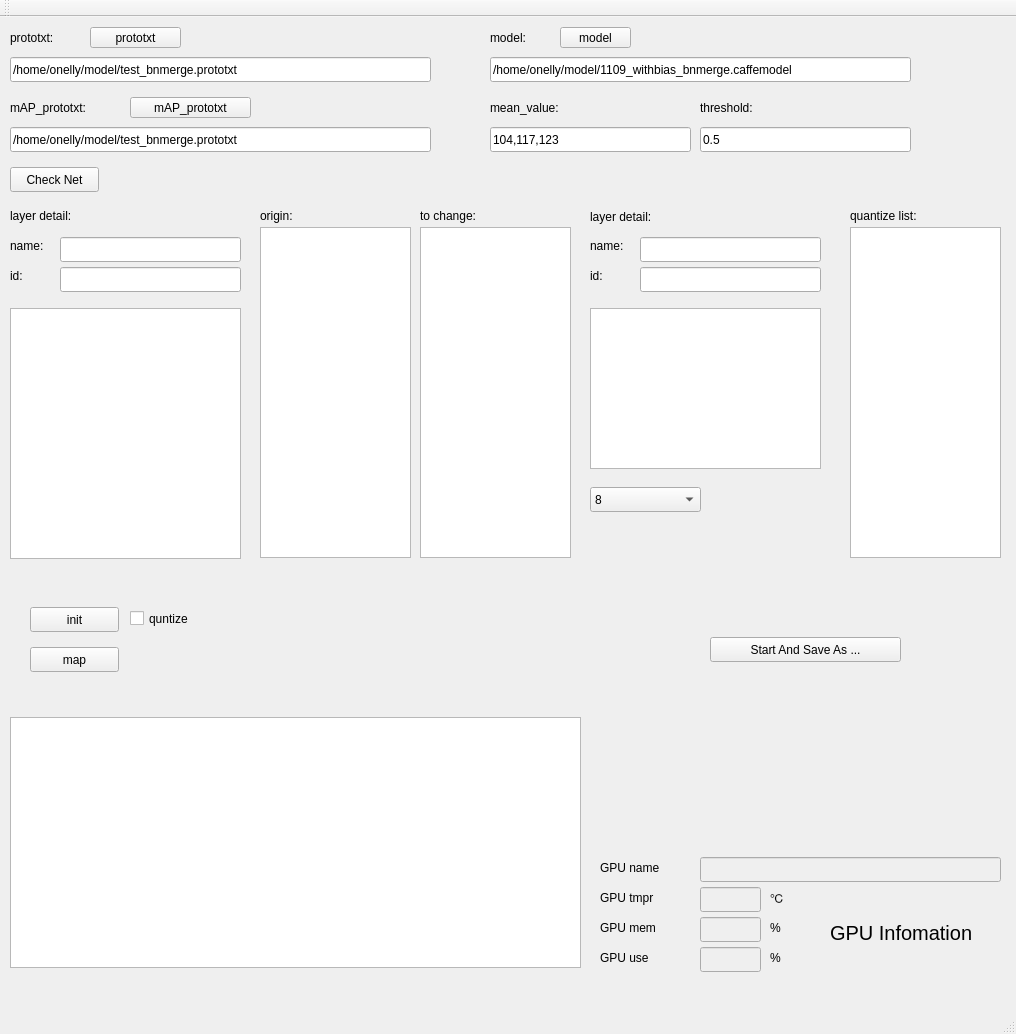
Before: the Qt Designer form mainwindow.ui in onellyhe/test_quantize, drawn with Qt 5.
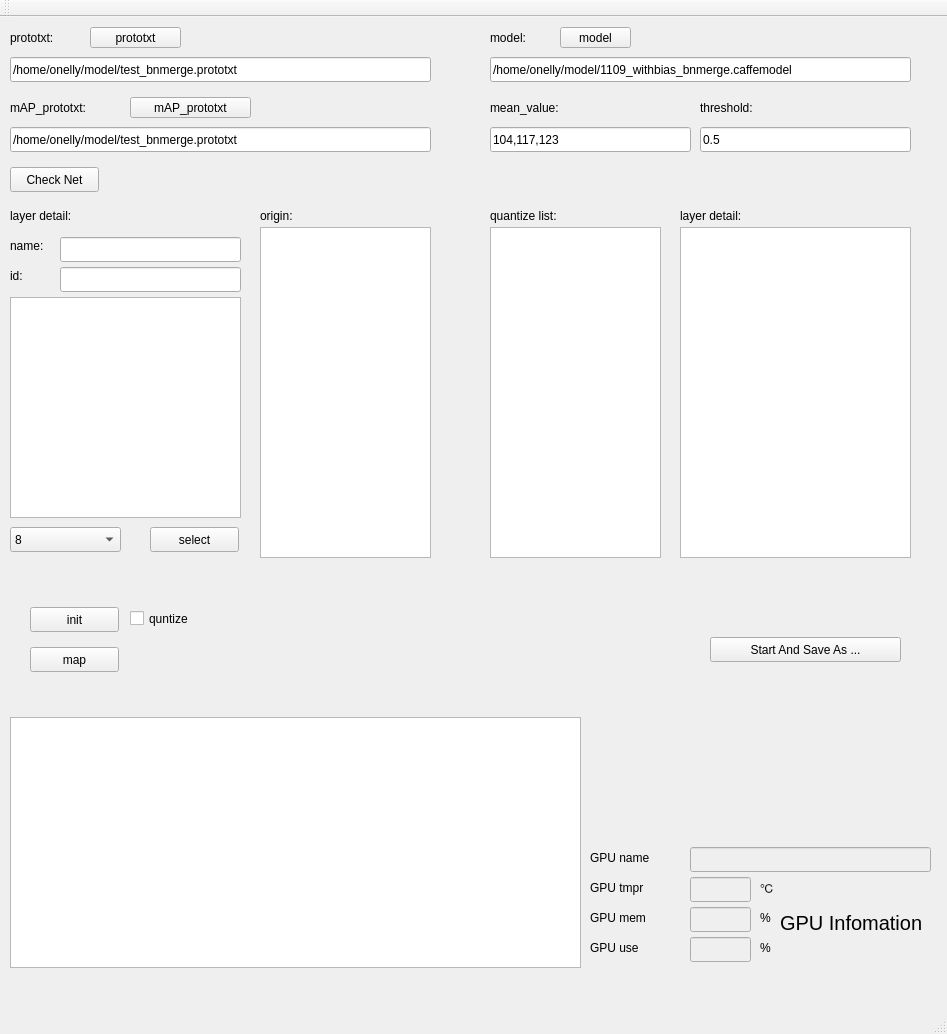
After: the same form once the commit is applied.

What changed in the file:
```diff
--- a/mainwindow.ui
+++ b/mainwindow.ui
@@ -6,7 +6,7 @@
    <rect>
     <x>0</x>
     <y>0</y>
-    <width>1016</width>
+    <width>947</width>
     <height>1034</height>
    </rect>
   </property>
@@ -260,7 +260,7 @@
      <rect>
       <x>260</x>
       <y>210</y>
-      <width>151</width>
+      <width>171</width>
       <height>331</height>
      </rect>
     </property>
@@ -291,34 +291,11 @@
      <string>layer detail:</string>
     </property>
    </widget>
-   <widget class="QLabel" name="label_3">
-    <property name="geometry">
-     <rect>
-      <x>420</x>
-      <y>190</y>
-      <width>81</width>
-      <height>17</height>
-     </rect>
-    </property>
-    <property name="text">
-     <string>to change:</string>
-    </property>
-   </widget>
-   <widget class="QListView" name="listView_2">
-    <property name="geometry">
-     <rect>
-      <x>420</x>
-      <y>210</y>
-      <width>151</width>
-      <height>331</height>
-     </rect>
-    </property>
-   </widget>
    <widget class="QLabel" name="label_4">
     <property name="geometry">
      <rect>
-      <x>590</x>
-      <y>191</y>
+      <x>680</x>
+      <y>190</y>
       <width>91</width>
       <height>17</height>
      </rect>
@@ -367,9 +344,9 @@
     <property name="geometry">
      <rect>
       <x>10</x>
-      <y>291</y>
+      <y>280</y>
       <width>231</width>
-      <height>251</height>
+      <height>221</height>
      </rect>
     </property>
    </widget>
@@ -422,71 +399,22 @@
      <string>id:</string>
     </property>
    </widget>
-   <widget class="QLabel" name="label_7">
-    <property name="geometry">
-     <rect>
-      <x>590</x>
-      <y>250</y>
-      <width>51</width>
-      <height>17</height>
-     </rect>
-    </property>
-    <property name="text">
-     <string>id:</string>
-    </property>
-   </widget>
-   <widget class="QLineEdit" name="lineEdit_3">
-    <property name="geometry">
-     <rect>
-      <x>640</x>
-      <y>220</y>
-      <width>181</width>
-      <height>25</height>
-     </rect>
-    </property>
-   </widget>
-   <widget class="QLineEdit" name="lineEdit_4">
-    <property name="geometry">
-     <rect>
-      <x>640</x>
-      <y>250</y>
-      <width>181</width>
-      <height>25</height>
-     </rect>
-    </property>
-    <property name="text">
-     <string/>
-    </property>
-   </widget>
-   <widget class="QLabel" name="label_8">
-    <property name="geometry">
-     <rect>
-      <x>590</x>
-      <y>220</y>
-      <width>51</width>
-      <height>17</height>
-     </rect>
-    </property>
-    <property name="text">
-     <string>name:</string>
-    </property>
-   </widget>
    <widget class="QTextBrowser" name="textBrowser_3">
     <property name="geometry">
      <rect>
-      <x>590</x>
-      <y>291</y>
+      <x>680</x>
+      <y>210</y>
       <width>231</width>
-      <height>161</height>
+      <height>331</height>
      </rect>
     </property>
    </widget>
    <widget class="QListView" name="listView_3">
     <property name="geometry">
      <rect>
-      <x>850</x>
+      <x>490</x>
       <y>210</y>
-      <width>151</width>
+      <width>171</width>
       <height>331</height>
      </rect>
     </property>
@@ -494,7 +422,7 @@
    <widget class="QLabel" name="label_9">
     <property name="geometry">
      <rect>
-      <x>850</x>
+      <x>490</x>
       <y>190</y>
       <width>101</width>
       <height>17</height>
@@ -507,8 +435,8 @@
    <widget class="QLabel" name="label_10">
     <property name="geometry">
      <rect>
-      <x>600</x>
-      <y>870</y>
+      <x>590</x>
+      <y>860</y>
       <width>81</width>
       <height>21</height>
      </rect>
@@ -523,9 +451,9 @@
     </property>
     <property name="geometry">
      <rect>
-      <x>700</x>
-      <y>840</y>
-      <width>301</width>
+      <x>690</x>
+      <y>830</y>
+      <width>241</width>
       <height>25</height>
      </rect>
     </property>
@@ -539,8 +467,8 @@
    <widget class="QLabel" name="label_16">
     <property name="geometry">
      <rect>
-      <x>770</x>
-      <y>900</y>
+      <x>760</x>
+      <y>890</y>
       <width>21</width>
       <height>21</height>
      </rect>
@@ -555,8 +483,8 @@
     </property>
     <property name="geometry">
      <rect>
-      <x>700</x>
-      <y>870</y>
+      <x>690</x>
+      <y>860</y>
       <width>61</width>
       <height>25</height>
      </rect>
@@ -571,8 +499,8 @@
    <widget class="QLabel" name="label_17">
     <property name="geometry">
      <rect>
-      <x>600</x>
-      <y>900</y>
+      <x>590</x>
+      <y>890</y>
       <width>81</width>
       <height>21</height>
      </rect>
@@ -587,8 +515,8 @@
     </property>
     <property name="geometry">
      <rect>
-      <x>700</x>
-      <y>930</y>
+      <x>690</x>
+      <y>920</y>
       <width>61</width>
       <height>25</height>
      </rect>
@@ -603,8 +531,8 @@
    <widget class="QLabel" name="label_19">
     <property name="geometry">
      <rect>
-      <x>770</x>
-      <y>870</y>
+      <x>760</x>
+      <y>860</y>
       <width>21</width>
       <height>21</height>
      </rect>
@@ -616,8 +544,8 @@
    <widget class="QLabel" name="label_22">
     <property name="geometry">
      <rect>
-      <x>600</x>
-      <y>840</y>
+      <x>590</x>
+      <y>830</y>
       <width>81</width>
       <height>21</height>
      </rect>
@@ -629,8 +557,8 @@
    <widget class="QLabel" name="label_23">
     <property name="geometry">
      <rect>
-      <x>770</x>
-      <y>930</y>
+      <x>760</x>
+      <y>920</y>
       <width>21</width>
       <height>21</height>
      </rect>
@@ -642,9 +570,9 @@
    <widget class="QLabel" name="label_24">
     <property name="geometry">
      <rect>
-      <x>830</x>
-      <y>890</y>
-      <width>171</width>
+      <x>780</x>
+      <y>880</y>
+      <width>151</width>
       <height>51</height>
      </rect>
     </property>
@@ -675,8 +603,8 @@
     </property>
     <property name="geometry">
      <rect>
-      <x>700</x>
-      <y>900</y>
+      <x>690</x>
+      <y>890</y>
       <width>61</width>
       <height>25</height>
      </rect>
@@ -691,8 +619,8 @@
    <widget class="QLabel" name="label_26">
     <property name="geometry">
      <rect>
-      <x>600</x>
-      <y>930</y>
+      <x>590</x>
+      <y>920</y>
       <width>81</width>
       <height>21</height>
      </rect>
@@ -704,8 +632,8 @@
    <widget class="QComboBox" name="comboBox">
     <property name="geometry">
      <rect>
-      <x>590</x>
-      <y>470</y>
+      <x>10</x>
+      <y>510</y>
       <width>111</width>
       <height>25</height>
      </rect>
@@ -736,6 +664,19 @@
      </property>
     </item>
    </widget>
+   <widget class="QPushButton" name="pushButton_5">
+    <property name="geometry">
+     <rect>
+      <x>150</x>
+      <y>510</y>
+      <width>89</width>
+      <height>25</height>
+     </rect>
+    </property>
+    <property name="text">
+     <string>select</string>
+    </property>
+   </widget>
   </widget>
   <widget class="QMenuBar" name="menuBar">
    <property name="geometry">
```
Left out of the diff: 2 changed lines with no effect on the pictures.
